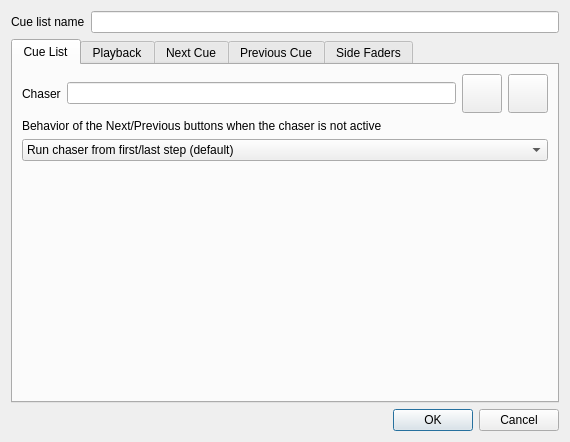
First picture: the form in ui/src/virtualconsole/vccuelistproperties.ui, repository mcallegari/qlcplus, before the edit.
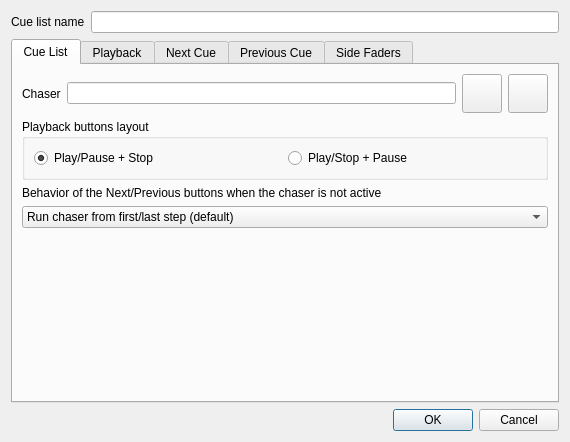
Second picture: the form after the edit. Icons and pictures are not drawn.

Commit message:
VC/Cue List: allow to choose playback buttons layout (Play/Pause + Stop or Play/Stop + Pause)
Updated documentation accordingly

```diff
--- a/ui/src/virtualconsole/vccuelistproperties.ui
+++ b/ui/src/virtualconsole/vccuelistproperties.ui
@@ -70,13 +70,6 @@
        <string>Cue List</string>
       </attribute>
       <layout class="QGridLayout" name="gridLayout">
-       <item row="0" column="0">
-        <widget class="QLabel" name="m_chaserLabel">
-         <property name="text">
-          <string>Chaser</string>
-         </property>
-        </widget>
-       </item>
        <item row="0" column="1">
         <widget class="QLineEdit" name="m_chaserEdit">
          <property name="toolTip">
@@ -121,14 +114,21 @@
          </property>
         </widget>
        </item>
-       <item row="1" column="0" colspan="4">
-        <widget class="QLabel" name="label_11">
+       <item row="0" column="0">
+        <widget class="QLabel" name="m_chaserLabel">
          <property name="text">
-          <string>Behavior of the Next/Previous buttons when the chaser is not active</string>
+          <string>Chaser</string>
          </property>
         </widget>
        </item>
        <item row="2" column="0" colspan="4">
+        <widget class="QLabel" name="label_11">
+         <property name="text">
+          <string>Behavior of the Next/Previous buttons when the chaser is not active</string>
+         </property>
+        </widget>
+       </item>
+       <item row="3" column="0" colspan="4">
         <widget class="QComboBox" name="m_nextPrevBehaviorCombo">
          <property name="toolTip">
           <string>Behavior of the Next/Previous buttons when the chaser is not active</string>
@@ -158,7 +158,7 @@
          </item>
         </widget>
        </item>
-       <item row="3" column="0" colspan="4">
+       <item row="4" column="0" colspan="4">
         <spacer name="verticalSpacer">
          <property name="orientation">
           <enum>Qt::Vertical</enum>
@@ -171,6 +171,32 @@
          </property>
         </spacer>
        </item>
+       <item row="1" column="0" colspan="4">
+        <widget class="QGroupBox" name="groupBox">
+         <property name="title">
+          <string>Playback buttons layout</string>
+         </property>
+         <layout class="QHBoxLayout" name="horizontalLayout">
+          <item>
+           <widget class="QRadioButton" name="m_play_pause_stop">
+            <property name="text">
+             <string>Play/Pause + Stop</string>
+            </property>
+            <property name="checked">
+             <bool>true</bool>
+            </property>
+           </widget>
+          </item>
+          <item>
+           <widget class="QRadioButton" name="m_play_stop_pause">
+            <property name="text">
+             <string>Play/Stop + Pause</string>
+            </property>
+           </widget>
+          </item>
+         </layout>
+        </widget>
+       </item>
       </layout>
      </widget>
      <widget class="QWidget" name="tab">
@@ -273,7 +299,7 @@
            </widget>
           </item>
           <item>
-           <widget class="QRadioButton" name="m_sweepButton">
+           <widget class="QRadioButton" name="m_stepsRadio">
             <property name="text">
              <string>Steps</string>
             </property>
@@ -309,6 +335,19 @@
          </layout>
         </widget>
        </item>
+       <item>
+        <spacer name="verticalSpacer_5">
+         <property name="orientation">
+          <enum>Qt::Vertical</enum>
+         </property>
+         <property name="sizeHint" stdset="0">
+          <size>
+           <width>20</width>
+           <height>40</height>
+          </size>
+         </property>
+        </spacer>
+       </item>
       </layout>
      </widget>
     </widget>
```
The commit also changes 7 other files.
